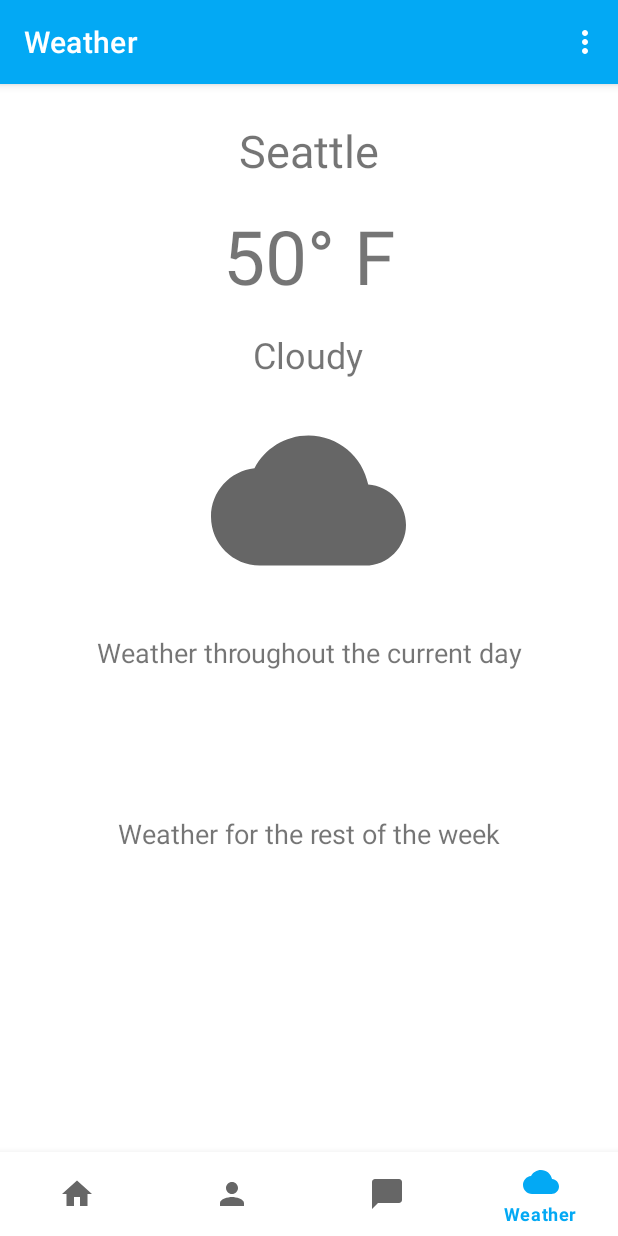
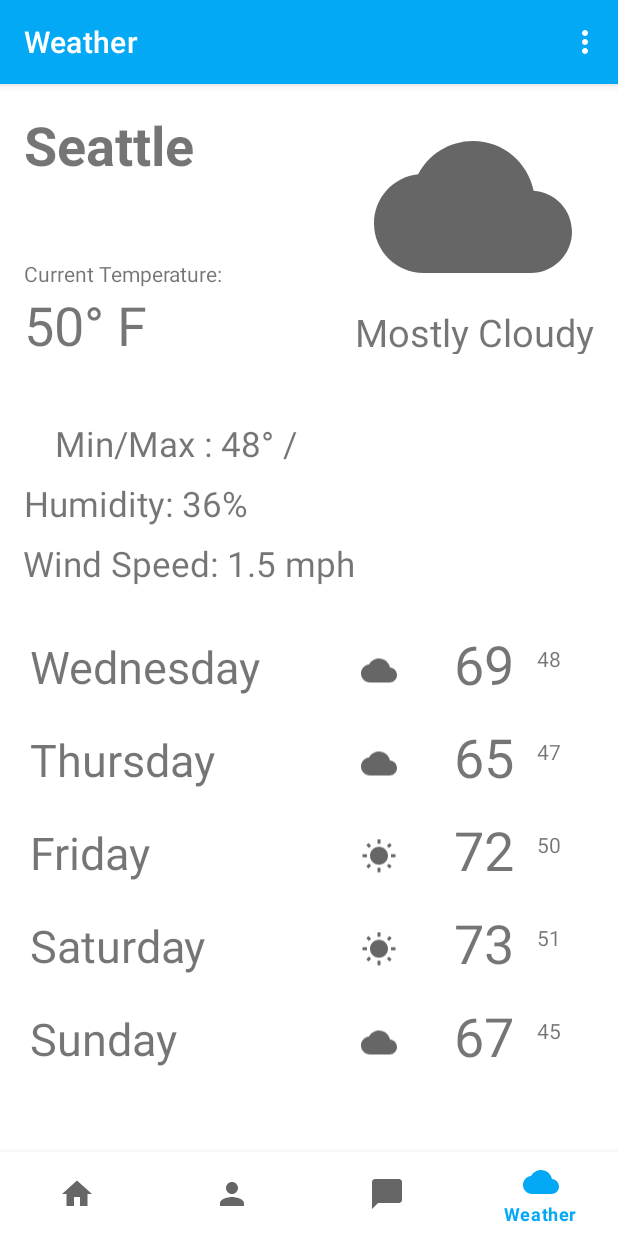
Before and after one commit to bjoshi99/Team-6-TCSS-450, an Android app: the WeatherFragment screen opened through its navigation route, on a phone screen of 412 x 824 dp. Run offline under Robolectric (Android 15) with nearby library versions, the phone set to English and light mode, and no system bars; our stand-ins replace navigation-ui; 4 statements that could not run were skipped.

Commit message:
Added changes and fake data to weather tab

```diff
--- a/app/src/main/java/edu/uw/team6tcss450/ui/weather/WeatherFragment.java
+++ b/app/src/main/java/edu/uw/team6tcss450/ui/weather/WeatherFragment.java
@@ -3,10 +3,15 @@ package edu.uw.team6tcss450.ui.weather;
 import android.os.Bundle;
 
 import androidx.fragment.app.Fragment;
+import androidx.recyclerview.widget.LinearLayoutManager;
+import androidx.recyclerview.widget.RecyclerView;
 
 import android.view.LayoutInflater;
 import android.view.View;
 import android.view.ViewGroup;
+
+import java.util.ArrayList;
+import java.util.List;
 
 import edu.uw.team6tcss450.R;
 
@@ -15,10 +20,31 @@ import edu.uw.team6tcss450.R;
  */
 public class WeatherFragment extends Fragment {
 
+    List<WeatherModel> weatherList;
+
     @Override
     public View onCreateView(LayoutInflater inflater, ViewGroup container,
                              Bundle savedInstanceState) {
-        // Inflate the layout for this fragment
-        return inflater.inflate(R.layout.fragment_weather, container, false);
+        fill();
+
+        View view = inflater.inflate(R.layout.fragment_weather, container, false);
+        RecyclerView mRecyclerView = (RecyclerView) view.findViewById(R.id.RecyclerView_Weather);
+
+        WeatherRecyclerViewAdapter listAdapter = new WeatherRecyclerViewAdapter(weatherList);
+        mRecyclerView.setAdapter(listAdapter);
+        RecyclerView.LayoutManager layoutManager = new LinearLayoutManager(getActivity());
+        mRecyclerView.setLayoutManager(layoutManager);
+
+        return view;
+    }
+
+    private void fill() {
+        weatherList = new ArrayList<>();
+
+        weatherList.add(new WeatherModel("Wednesday", R.drawable.ic_cloud_black_24dp, "69", "48"));
+        weatherList.add(new WeatherModel("Thursday", R.drawable.ic_cloud_black_24dp, "65", "47"));
+        weatherList.add(new WeatherModel("Friday", R.drawable.ic_baseline_wb_sunny_24, "72", "50"));
+        weatherList.add(new WeatherModel("Saturday", R.drawable.ic_baseline_wb_sunny_24, "73", "51"));
+        weatherList.add(new WeatherModel("Sunday", R.drawable.ic_cloud_black_24dp, "67", "45"));
     }
 }
--- /dev/null
+++ b/app/src/main/java/edu/uw/team6tcss450/ui/weather/WeatherModel.java
@@ -0,0 +1,19 @@
+package edu.uw.team6tcss450.ui.weather;
+
+public class WeatherModel {
+
+    private String mDayOfWeek, mTempHigh, mTempLow;
+    private int mImage;
+
+    WeatherModel(String mDayOfWeek, int mImage, String mTempHigh, String mTempLow) {
+        this.mDayOfWeek = mDayOfWeek;
+        this.mImage = mImage;
+        this.mTempHigh = mTempHigh;
+        this.mTempLow = mTempLow;
+    }
+
+    public String getDayOfWeek() { return mDayOfWeek; }
+    public int getImage() { return mImage; }
+    public String getTempHigh() { return mTempHigh; }
+    public String getTempLow() { return mTempLow; }
+}
--- /dev/null
+++ b/app/src/main/java/edu/uw/team6tcss450/ui/weather/WeatherRecyclerViewAdapter.java
@@ -0,0 +1,69 @@
+package edu.uw.team6tcss450.ui.weather;
+
+import android.view.LayoutInflater;
+import android.view.View;
+import android.view.ViewGroup;
+import android.widget.ImageView;
+import android.widget.TextView;
+
+import androidx.annotation.NonNull;
+import androidx.recyclerview.widget.RecyclerView;
+
+
+import java.util.List;
+
+import edu.uw.team6tcss450.R;
+
+public class WeatherRecyclerViewAdapter extends RecyclerView.Adapter<WeatherRecyclerViewAdapter.ViewHolder>{
+    private List<WeatherModel> mWeatherList;
+
+    public WeatherRecyclerViewAdapter(List<WeatherModel> mWeatherList){
+        this.mWeatherList = mWeatherList;
+    }
+
+    @NonNull
+    @Override
+    public WeatherRecyclerViewAdapter.ViewHolder onCreateViewHolder(@NonNull ViewGroup parent, int viewType) {
+
+        View view = LayoutInflater.from(parent.getContext()).inflate(R.layout.fragment_weather_card, parent, false);
+        return new WeatherRecyclerViewAdapter.ViewHolder(view);
+    }
+
+    @Override
+    public void onBindViewHolder(@NonNull WeatherRecyclerViewAdapter.ViewHolder holder, int position) {
+        String dayOfWeek = mWeatherList.get(position).getDayOfWeek();
+        int image = mWeatherList.get(position).getImage();
+        String tempHigh = mWeatherList.get(position).getTempHigh();
+        String tempLow = mWeatherList.get(position).getTempLow();
+
+        holder.setData(dayOfWeek, image, tempHigh, tempLow);
+    }
+
+    @Override
+    public int getItemCount() {
+        return mWeatherList.size();
+    }
+
+    public class ViewHolder extends RecyclerView.ViewHolder{
+
+        private TextView mDayOfWeek;
+        private ImageView mImage;
+        private TextView mTempHigh;
+        private TextView mTempLow;
+
+        public ViewHolder(@NonNull View itemView) {
+            super(itemView);
+            mDayOfWeek = itemView.findViewById(R.id.text_DayOfWeek);
+            mImage = itemView.findViewById(R.id.image_WeatherIcon);
+            mTempHigh = itemView.findViewById(R.id.text_TempHigh);
+            mTempLow = itemView.findViewById(R.id.text_TempLow);
+        }
+
+        public void setData(String mDayOfWeek, int mImage, String mTempHigh, String mTempLow) {
+            this.mDayOfWeek.setText(mDayOfWeek);
+            this.mImage.setImageResource(mImage);
+            this.mTempHigh.setText(mTempHigh);
+            this.mTempLow.setText(mTempLow);
+        }
+    }
+}
--- /dev/null
+++ b/app/src/main/res/drawable/ic_baseline_wb_sunny_24.xml
@@ -0,0 +1,10 @@
+<vector xmlns:android="http://schemas.android.com/apk/res/android"
+    android:width="24dp"
+    android:height="24dp"
+    android:viewportWidth="24"
+    android:viewportHeight="24"
+    android:tint="?attr/colorControlNormal">
+  <path
+      android:fillColor="@android:color/white"
+      android:pathData="M6.76,4.84l-1.8,-1.79 -1.41,1.41 1.79,1.79 1.42,-1.41zM4,10.5L1,10.5v2h3v-2zM13,0.55h-2L11,3.5h2L13,0.55zM20.45,4.46l-1.41,-1.41 -1.79,1.79 1.41,1.41 1.79,-1.79zM17.24,18.16l1.79,1.8 1.41,-1.41 -1.8,-1.79 -1.4,1.4zM20,10.5v2h3v-2h-3zM12,5.5c-3.31,0 -6,2.69 -6,6s2.69,6 6,6 6,-2.69 6,-6 -2.69,-6 -6,-6zM11,22.45h2L13,19.5h-2v2.95zM3.55,18.54l1.41,1.41 1.79,-1.8 -1.41,-1.41 -1.79,1.8z"/>
+</vector>
--- a/app/src/main/res/layout/fragment_weather.xml
+++ b/app/src/main/res/layout/fragment_weather.xml
@@ -8,71 +8,117 @@
     tools:context=".ui.weather.WeatherFragment">
 
     <TextView
-        android:id="@+id/text_temp_weather"
+        android:id="@+id/textView3"
+        android:layout_width="192dp"
+        android:layout_height="32dp"
+        android:text="Mostly Cloudy"
+        android:textAlignment="center"
+        android:textSize="25sp"
+        app:layout_constraintEnd_toEndOf="parent"
+        app:layout_constraintTop_toBottomOf="@+id/imageView3" />
+
+    <TextView
+        android:id="@+id/text_wind_home3"
         android:layout_width="wrap_content"
         android:layout_height="wrap_content"
-        android:layout_marginTop="16dp"
-        android:text="50° F"
-        android:textSize="50sp"
+        android:layout_marginTop="304dp"
+        android:text="Wind Speed: 1.5 mph"
+        android:textSize="23sp"
+        app:layout_constraintBottom_toTopOf="@+id/list_home"
+        app:layout_constraintEnd_toEndOf="parent"
+        app:layout_constraintHorizontal_bias="0.082"
+        app:layout_constraintStart_toStartOf="parent"
+        app:layout_constraintTop_toTopOf="parent"
+        app:layout_constraintVertical_bias="0.765" />
+
+    <TextView
+        android:id="@+id/text_humidity_home3"
+        android:layout_width="wrap_content"
+        android:layout_height="wrap_content"
+        android:layout_marginTop="264dp"
+        android:text="Humidity: 36%"
+        android:textSize="23sp"
+        app:layout_constraintBottom_toTopOf="@+id/list_home"
+        app:layout_constraintEnd_toEndOf="parent"
+        app:layout_constraintHorizontal_bias="0.06"
+        app:layout_constraintStart_toStartOf="parent"
+        app:layout_constraintTop_toTopOf="parent"
+        app:layout_constraintVertical_bias="0.952" />
+
+    <TextView
+        android:id="@+id/text_minmax_home3"
+        android:layout_width="201dp"
+        android:layout_height="29dp"
+        android:layout_marginStart="5dp"
+        android:layout_marginTop="224dp"
+        android:layout_marginEnd="5dp"
+        android:text="Min/Max : 48° / 69° F"
+        android:textAlignment="center"
+        android:textSize="23sp"
+        app:layout_constraintEnd_toEndOf="parent"
+        app:layout_constraintHorizontal_bias="0.055"
+        app:layout_constraintStart_toStartOf="parent"
+        app:layout_constraintTop_toTopOf="parent" />
+
+    <androidx.recyclerview.widget.RecyclerView
+        android:id="@+id/RecyclerView_Weather"
+        android:layout_width="403dp"
+        android:layout_height="301dp"
+
+        android:orientation="vertical"
+        app:layout_constraintBottom_toBottomOf="parent"
+
         app:layout_constraintEnd_toEndOf="parent"
         app:layout_constraintStart_toStartOf="parent"
-        app:layout_constraintTop_toBottomOf="@+id/text_city_weather"
-        tools:text="50° F" />
+        app:layout_constraintTop_toTopOf="parent"
+        app:layout_constraintVertical_bias="0.867"
+        tools:listitem="@layout/fragment_weather_card" />
 
     <TextView
-        android:id="@+id/text_desc_weather"
-        android:layout_width="wrap_content"
-        android:layout_height="wrap_content"
+        android:id="@+id/textView2"
+        android:layout_width="180dp"
+        android:layout_height="73dp"
+        android:layout_marginStart="16dp"
         android:layout_marginTop="16dp"
-        android:text="Cloudy"
-        android:textSize="24sp"
-        app:layout_constraintEnd_toEndOf="parent"
-        app:layout_constraintHorizontal_bias="0.498"
+        android:text="Seattle"
+        android:textSize="36sp"
+        android:textStyle="bold"
         app:layout_constraintStart_toStartOf="parent"
-        app:layout_constraintTop_toBottomOf="@+id/text_temp_weather" />
+        app:layout_constraintTop_toTopOf="parent" />
 
     <ImageView
-        android:id="@+id/imageView2"
-        android:layout_width="130dp"
-        android:layout_height="130dp"
+        android:id="@+id/imageView3"
+        android:layout_width="193dp"
+        android:layout_height="132dp"
         android:layout_marginTop="16dp"
         android:src="@drawable/ic_cloud_black_24dp"
         app:layout_constraintEnd_toEndOf="parent"
-        app:layout_constraintHorizontal_bias="0.498"
-        app:layout_constraintStart_toStartOf="parent"
-        app:layout_constraintTop_toBottomOf="@+id/text_desc_weather" />
-
-    <TextView
-        android:id="@+id/text_city_weather"
-        android:layout_width="wrap_content"
-        android:layout_height="wrap_content"
-        android:layout_marginTop="24dp"
-        android:text="Seattle"
-        android:textSize="30sp"
-        app:layout_constraintEnd_toEndOf="parent"
-        app:layout_constraintStart_toStartOf="parent"
         app:layout_constraintTop_toTopOf="parent" />
 
     <TextView
-        android:id="@+id/text_today_weather"
+        android:id="@+id/textView5"
         android:layout_width="wrap_content"
         android:layout_height="wrap_content"
-        android:layout_marginTop="24dp"
-        android:text="Weather throughout the current day"
-        android:textSize="18sp"
-        app:layout_constraintEnd_toEndOf="parent"
+        android:layout_marginStart="16dp"
+        android:layout_marginTop="27dp"
+        android:text="Current Temperature:"
         app:layout_constraintStart_toStartOf="parent"
-        app:layout_constraintTop_toBottomOf="@+id/imageView2" />
+        app:layout_constraintTop_toBottomOf="@+id/textView2" />
 
     <TextView
-        android:id="@+id/textView7"
-        android:layout_width="wrap_content"
-        android:layout_height="wrap_content"
-        android:layout_marginTop="96dp"
-        android:text="Weather for the rest of the week"
-        android:textSize="18sp"
-        app:layout_constraintEnd_toEndOf="parent"
+        android:id="@+id/textView6"
+        android:layout_width="113dp"
+        android:layout_height="60dp"
+        android:layout_marginStart="16dp"
+        android:text="50° F"
+        android:textSize="36sp"
         app:layout_constraintStart_toStartOf="parent"
-        app:layout_constraintTop_toBottomOf="@+id/text_today_weather" />
+        app:layout_constraintTop_toBottomOf="@+id/textView5" />
 
+    <!--    <androidx.recyclerview.widget.RecyclerView-->
+    <!--        android:id="@+id/RecyclerView_Weather"-->
+    <!--        android:layout_width="match_parent"-->
+    <!--        android:layout_height="match_parent"-->
+    <!--        tools:layout_editor_absoluteX="206dp"-->
+    <!--        tools:layout_editor_absoluteY="192dp" />-->
 </androidx.constraintlayout.widget.ConstraintLayout>
--- /dev/null
+++ b/app/src/main/res/layout/fragment_weather_card.xml
@@ -0,0 +1,63 @@
+<?xml version="1.0" encoding="utf-8"?>
+<RelativeLayout xmlns:android="http://schemas.android.com/apk/res/android"
+    xmlns:app="http://schemas.android.com/apk/res-auto"
+    android:layout_width="match_parent"
+    android:layout_height="wrap_content">
+
+    <RelativeLayout
+        android:layout_width="match_parent"
+        android:layout_height="62dp"
+        android:layout_alignParentStart="true"
+        android:layout_alignParentTop="true"
+        android:layout_alignParentEnd="true"
+        android:layout_marginStart="0dp"
+        android:layout_marginTop="0dp"
+        android:layout_marginEnd="0dp">
+
+        <TextView
+            android:id="@+id/text_DayOfWeek"
+            android:layout_width="wrap_content"
+            android:layout_height="41dp"
+            android:layout_alignParentStart="true"
+            android:layout_alignParentTop="true"
+            android:layout_alignParentBottom="true"
+            android:layout_marginStart="15dp"
+            android:layout_marginTop="12dp"
+            android:layout_marginBottom="9dp"
+            android:text="Wednesday"
+            android:textSize="30sp" />
+
+        <ImageView
+            android:id="@+id/image_WeatherIcon"
+            android:layout_width="wrap_content"
+            android:layout_height="42dp"
+            android:layout_alignParentBottom="true"
+            android:layout_marginEnd="38dp"
+            android:layout_marginBottom="6dp"
+            android:layout_toStartOf="@+id/text_TempHigh"
+            app:srcCompat="@drawable/ic_cloud_black_24dp" />
+
+        <TextView
+            android:id="@+id/text_TempHigh"
+            android:layout_width="51dp"
+            android:layout_height="42dp"
+            android:layout_alignParentTop="true"
+            android:layout_alignParentBottom="true"
+            android:layout_marginTop="6dp"
+            android:layout_marginEnd="4dp"
+            android:layout_marginBottom="14dp"
+            android:layout_toStartOf="@+id/text_TempLow"
+            android:text="69"
+            android:textSize="36sp" />
+
+        <TextView
+            android:id="@+id/text_TempLow"
+            android:layout_width="wrap_content"
+            android:layout_height="wrap_content"
+            android:layout_alignParentTop="true"
+            android:layout_alignParentEnd="true"
+            android:layout_marginTop="17dp"
+            android:layout_marginEnd="34dp"
+            android:text="48" />
+    </RelativeLayout>
+</RelativeLayout>
```
